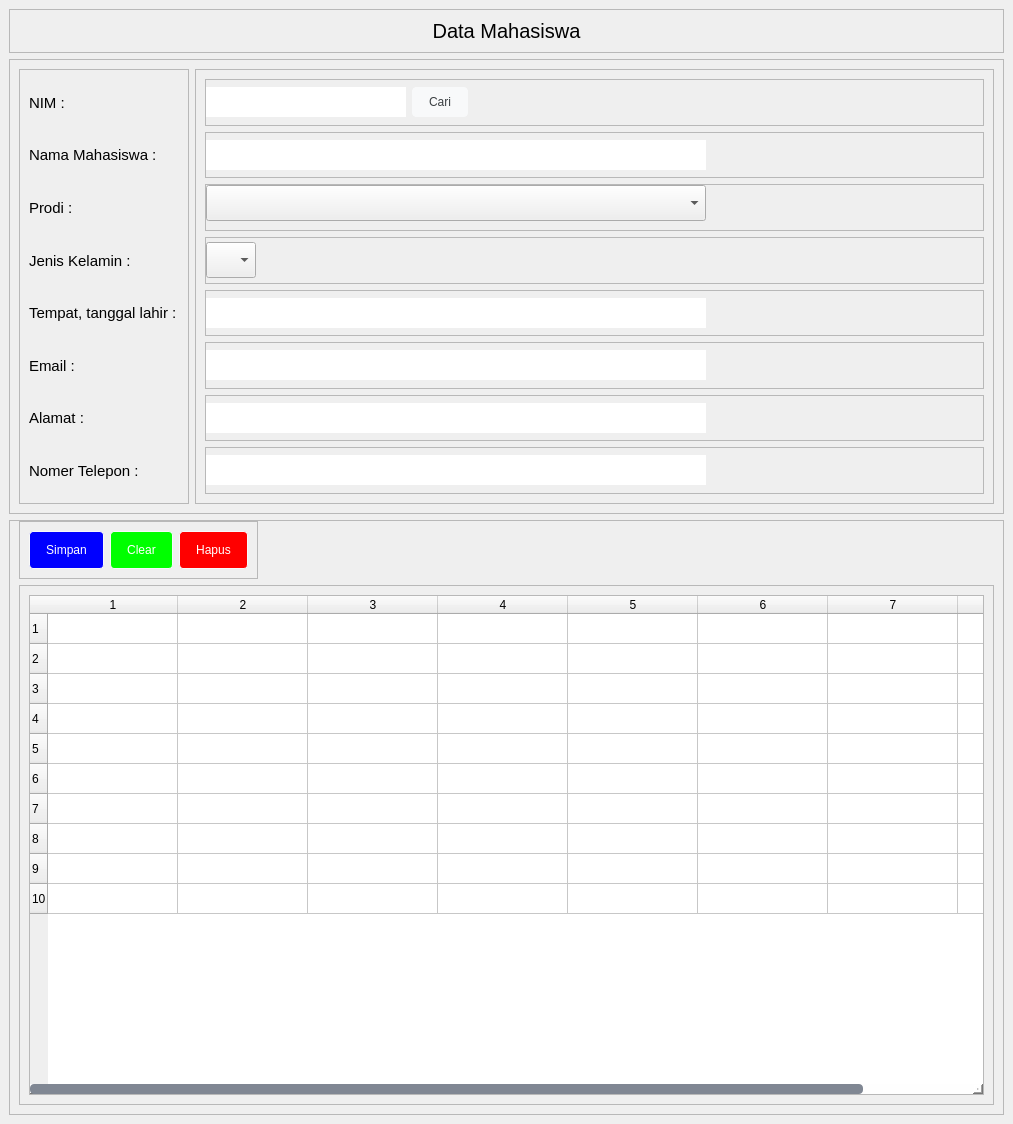
Above: ui/mahasiswa.ui from fajaraldev/aplikasi-pengisian-krs before the change. Below: the same form after it.
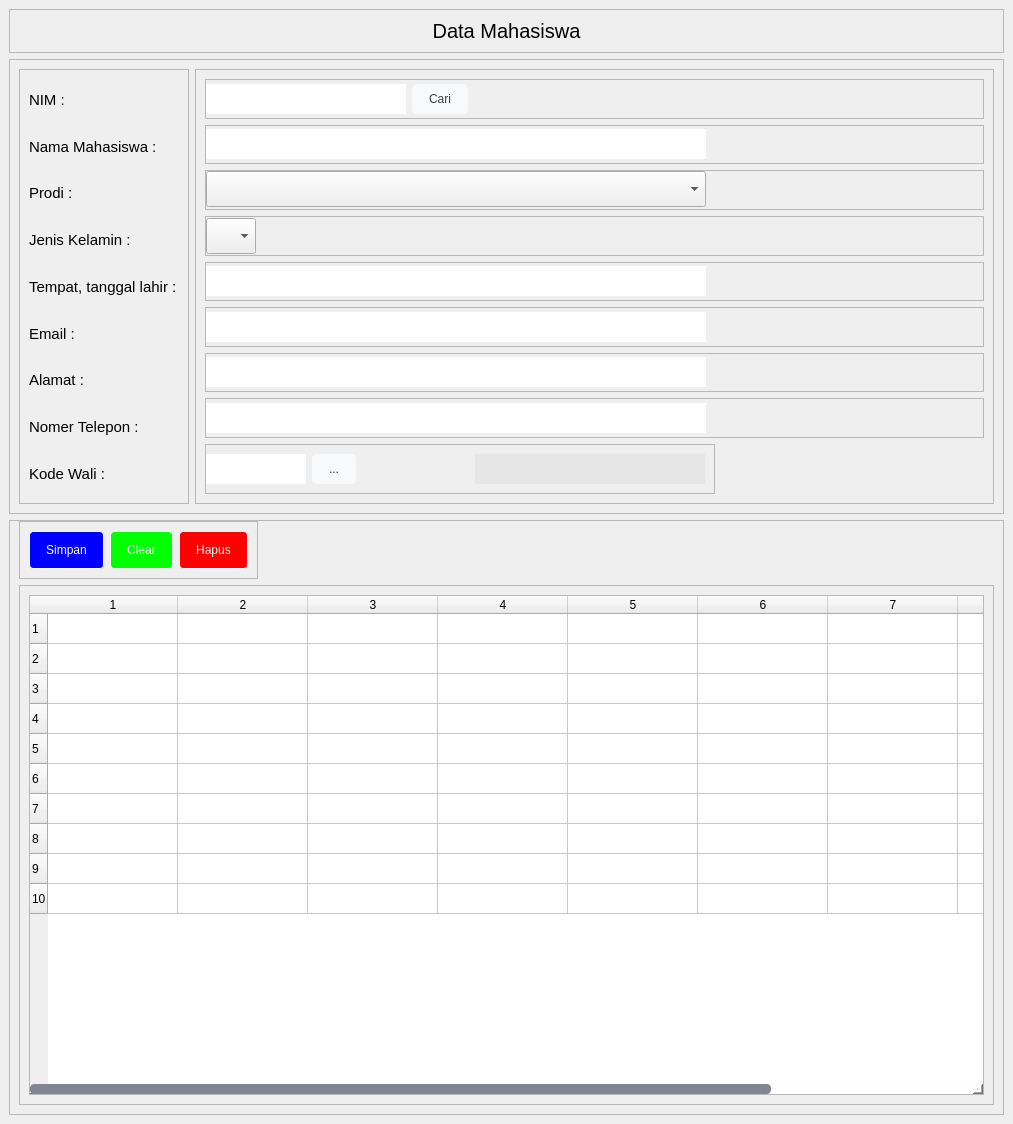
That is the form after the change.

Commit message: build: add new field (kode_wali) at table mahasiswa

The edit to the form file:
```diff
--- a/ui/mahasiswa.ui
+++ b/ui/mahasiswa.ui
@@ -128,8 +128,8 @@
          <height>1124</height>
         </rect>
        </property>
-       <layout class="QVBoxLayout" name="verticalLayout_2">
-        <item alignment="Qt::AlignTop">
+       <layout class="QVBoxLayout" name="verticalLayout_14">
+        <item>
          <widget class="QFrame" name="frame">
           <property name="frameShape">
            <enum>QFrame::StyledPanel</enum>
@@ -170,8 +170,8 @@
           <property name="frameShadow">
            <enum>QFrame::Raised</enum>
           </property>
-          <layout class="QHBoxLayout" name="horizontalLayout">
-           <item alignment="Qt::AlignLeft">
+          <layout class="QHBoxLayout" name="horizontalLayout_4">
+           <item>
             <widget class="QFrame" name="frame_4">
              <property name="sizePolicy">
               <sizepolicy hsizetype="Expanding" vsizetype="Preferred">
@@ -203,7 +203,7 @@
              <property name="frameShadow">
               <enum>QFrame::Raised</enum>
              </property>
-             <layout class="QVBoxLayout" name="verticalLayout_6">
+             <layout class="QVBoxLayout" name="verticalLayout_2">
               <item>
                <widget class="QLabel" name="label_2">
                 <property name="font">
@@ -300,6 +300,18 @@
                 </property>
                </widget>
               </item>
+              <item>
+               <widget class="QLabel" name="label_10">
+                <property name="font">
+                 <font>
+                  <pointsize>11</pointsize>
+                 </font>
+                </property>
+                <property name="text">
+                 <string>Kode Wali :</string>
+                </property>
+               </widget>
+              </item>
              </layout>
             </widget>
            </item>
@@ -311,7 +323,7 @@
              <property name="frameShadow">
               <enum>QFrame::Raised</enum>
              </property>
-             <layout class="QVBoxLayout" name="verticalLayout_14">
+             <layout class="QVBoxLayout" name="verticalLayout_6">
               <item>
                <widget class="QFrame" name="frame_7">
                 <property name="sizePolicy">
@@ -759,6 +771,108 @@
                 </layout>
                </widget>
               </item>
+              <item>
+               <widget class="QFrame" name="frame_16">
+                <property name="sizePolicy">
+                 <sizepolicy hsizetype="Preferred" vsizetype="Preferred">
+                  <horstretch>0</horstretch>
+                  <verstretch>0</verstretch>
+                 </sizepolicy>
+                </property>
+                <property name="minimumSize">
+                 <size>
+                  <width>0</width>
+                  <height>0</height>
+                 </size>
+                </property>
+                <property name="maximumSize">
+                 <size>
+                  <width>510</width>
+                  <height>16777215</height>
+                 </size>
+                </property>
+                <property name="frameShape">
+                 <enum>QFrame::StyledPanel</enum>
+                </property>
+                <property name="frameShadow">
+                 <enum>QFrame::Raised</enum>
+                </property>
+                <layout class="QHBoxLayout" name="horizontalLayout">
+                 <property name="leftMargin">
+                  <number>0</number>
+                 </property>
+                 <item>
+                  <widget class="QLineEdit" name="txtKodeWali">
+                   <property name="minimumSize">
+                    <size>
+                     <width>100</width>
+                     <height>0</height>
+                    </size>
+                   </property>
+                   <property name="maximumSize">
+                    <size>
+                     <width>100</width>
+                     <height>16777215</height>
+                    </size>
+                   </property>
+                   <property name="font">
+                    <font>
+                     <pointsize>12</pointsize>
+                    </font>
+                   </property>
+                  </widget>
+                 </item>
+                 <item alignment="Qt::AlignLeft">
+                  <widget class="QPushButton" name="btnCariWali">
+                   <property name="minimumSize">
+                    <size>
+                     <width>44</width>
+                     <height>10</height>
+                    </size>
+                   </property>
+                   <property name="maximumSize">
+                    <size>
+                     <width>16777215</width>
+                     <height>30</height>
+                    </size>
+                   </property>
+                   <property name="text">
+                    <string>...</string>
+                   </property>
+                  </widget>
+                 </item>
+                 <item>
+                  <widget class="QLineEdit" name="txtWali">
+                   <property name="enabled">
+                    <bool>false</bool>
+                   </property>
+                   <property name="minimumSize">
+                    <size>
+                     <width>200</width>
+                     <height>0</height>
+                    </size>
+                   </property>
+                   <property name="maximumSize">
+                    <size>
+                     <width>230</width>
+                     <height>16777215</height>
+                    </size>
+                   </property>
+                   <property name="font">
+                    <font>
+                     <pointsize>12</pointsize>
+                    </font>
+                   </property>
+                   <property name="styleSheet">
+                    <string notr="true">#txtWali{
+background-color:rgb(230,230,230);
+}</string>
+                   </property>
+                  </widget>
+                 </item>
+                </layout>
+               </widget>
+              </item>
              </layout>
             </widget>
            </item>
@@ -861,7 +975,7 @@
                  <number>10</number>
                 </property>
                 <property name="columnCount">
-                 <number>8</number>
+                 <number>9</number>
                 </property>
                 <attribute name="horizontalHeaderDefaultSectionSize">
                  <number>130</number>
@@ -884,6 +998,7 @@
                 <column/>
                 <column/>
                 <column/>
+                <column/>
                </widget>
               </item>
              </layout>
```
The commit also changes 2 other files.
